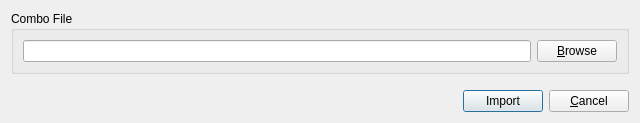
xmichelo/Beeftext, file Combo/ComboImportDialog.ui: the form before one commit.
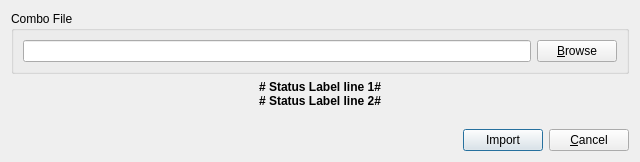
The form after the commit.

Commit message: The import dialog now gives details about the importable content.

Patch:
```diff
--- a/Combo/ComboImportDialog.ui
+++ b/Combo/ComboImportDialog.ui
@@ -7,7 +7,7 @@
     <x>0</x>
     <y>0</y>
     <width>640</width>
-    <height>123</height>
+    <height>162</height>
    </rect>
   </property>
   <property name="acceptDrops">
@@ -40,6 +40,24 @@
      </layout>
     </widget>
    </item>
+   <item>
+    <widget class="QLabel" name="labelStatus">
+     <property name="font">
+      <font>
+       <weight>75</weight>
+       <bold>true</bold>
+      </font>
+     </property>
+     <property name="text">
+      <string># Status Label line 1#
+# Status Label line 2#
+</string>
+     </property>
+     <property name="alignment">
+      <set>Qt::AlignCenter</set>
+     </property>
+    </widget>
+   </item>
    <item>
     <spacer name="verticalSpacer">
      <property name="orientation">
```
The commit also changes 6 other files.
